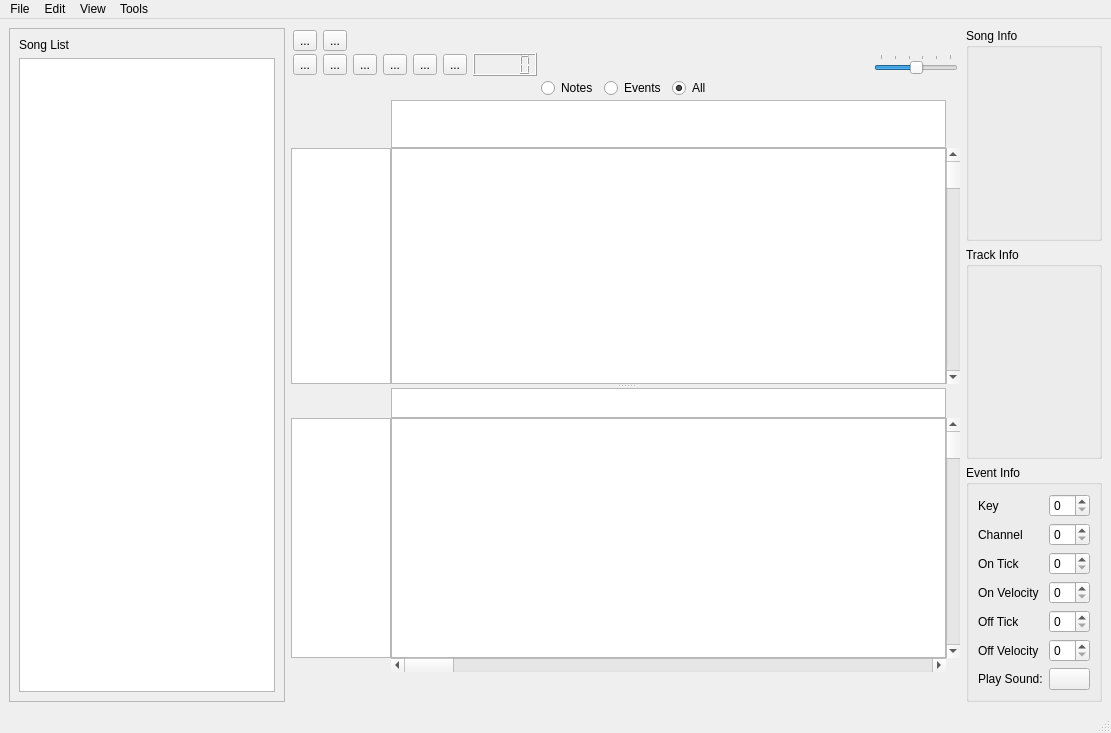
Before: the Qt Designer form src/ui/mainwindow.ui in garakmon/gtm, drawn with Qt 5.
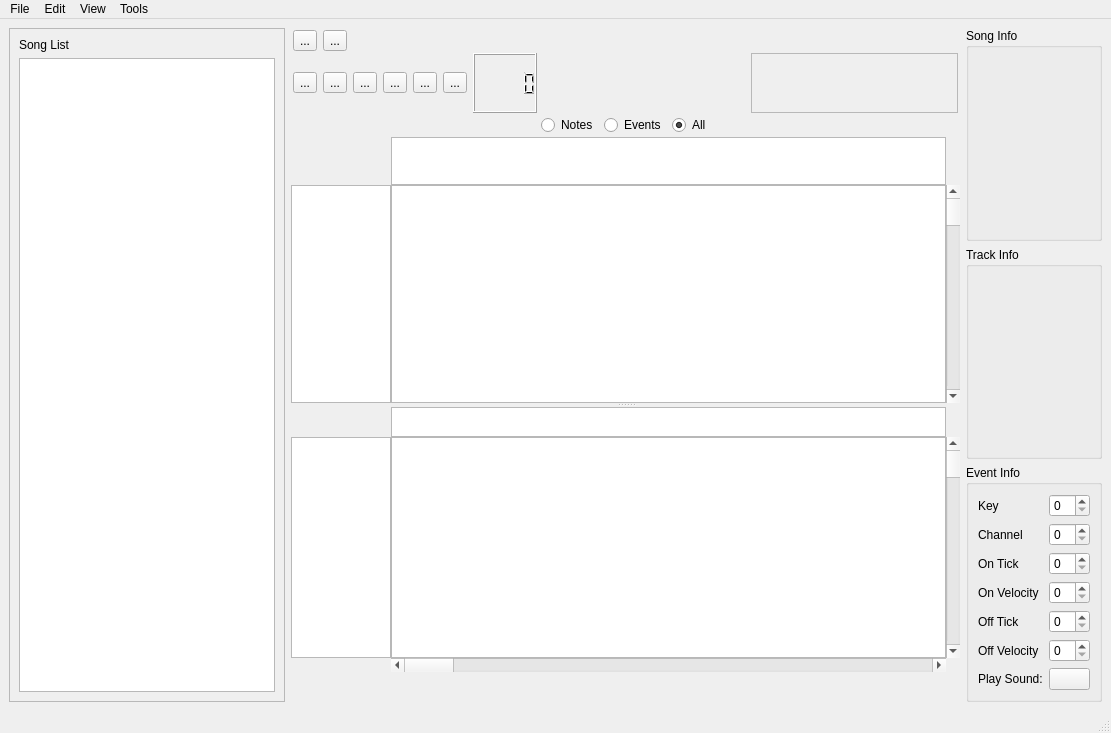
After: the same form once the commit is applied. Icons and pictures are not drawn. Custom widgets are drawn as their Qt base class.

Commit message: add volume meters to both master volume and track items

```diff
--- a/src/ui/mainwindow.ui
+++ b/src/ui/mainwindow.ui
@@ -208,6 +208,30 @@
            </spacer>
           </item>
           <item>
+           <widget class="QFrame" name="frame_volumeGroup">
+            <property name="frameShape">
+             <enum>QFrame::StyledPanel</enum>
+            </property>
+            <property name="frameShadow">
+             <enum>QFrame::Sunken</enum>
+            </property>
+            <layout class="QHBoxLayout" name="horizontalLayout_volumeGroup">
+             <property name="leftMargin">
+              <number>6</number>
+             </property>
+             <property name="topMargin">
+              <number>4</number>
+             </property>
+             <property name="rightMargin">
+              <number>6</number>
+             </property>
+             <property name="bottomMargin">
+              <number>4</number>
+             </property>
+             <property name="spacing">
+              <number>6</number>
+             </property>
+             <item>
            <widget class="QLabel" name="label_volume">
             <property name="frameShape">
              <enum>QFrame::NoFrame</enum>
@@ -221,28 +245,28 @@
            </widget>
           </item>
           <item>
-           <widget class="QSlider" name="horizontalSlider">
+              <widget class="QWidget" name="widget_masterMeter" native="true">
             <property name="sizePolicy">
              <sizepolicy hsizetype="Fixed" vsizetype="Fixed">
               <horstretch>0</horstretch>
               <verstretch>0</verstretch>
              </sizepolicy>
             </property>
-            <property name="maximum">
-             <number>100</number>
-            </property>
-            <property name="value">
-             <number>50</number>
-            </property>
-            <property name="orientation">
-             <enum>Qt::Horizontal</enum>
-            </property>
-            <property name="tickPosition">
-             <enum>QSlider::TicksAbove</enum>
-            </property>
-            <property name="tickInterval">
-             <number>20</number>
-            </property>
+               <property name="minimumSize">
+                <size>
+                 <width>180</width>
+                 <height>50</height>
+                </size>
+               </property>
+               <property name="maximumSize">
+                <size>
+                 <width>180</width>
+                 <height>50</height>
+                </size>
+               </property>
+              </widget>
+             </item>
+            </layout>
            </widget>
           </item>
          </layout>
```
Lines whose indentation alone changed are shown as unchanged. The commit also changes 15 other files.
